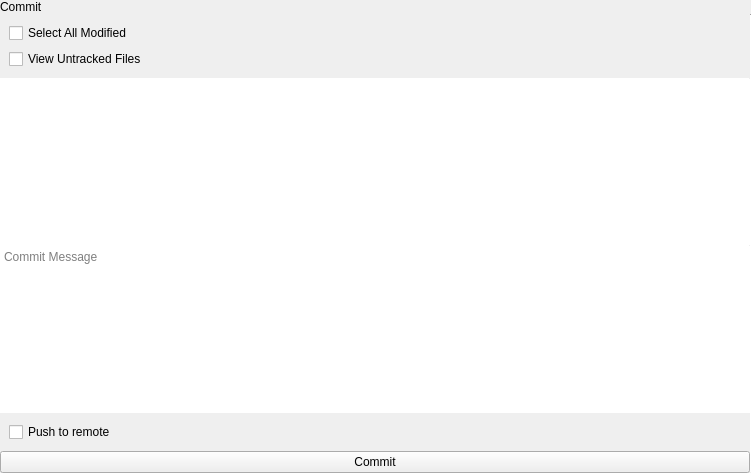
This is libthebranch/popovers/snapins/commitsnapin.ui in theCheeseboard/theBranch as Qt 5 draws it before an edit. The edited form follows.
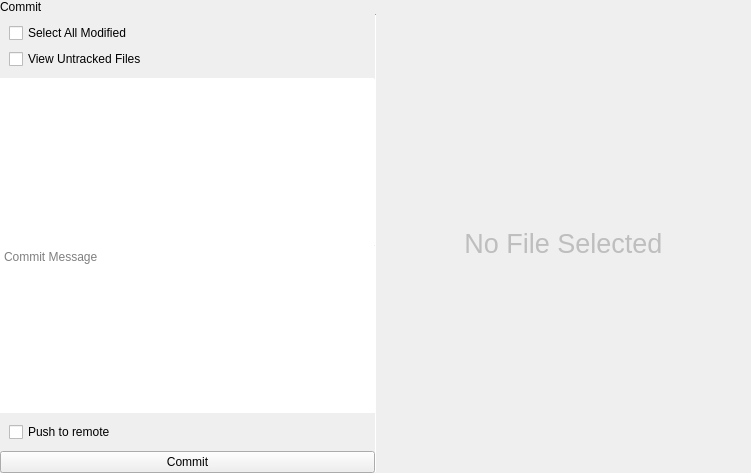
This is the edited form. The open tabs and pages were chosen to show the change. Icons and pictures are not drawn. Custom widgets are drawn as their Qt base class.

Commit message: Show diff in commit snapin

```diff
--- a/libthebranch/popovers/snapins/commitsnapin.ui
+++ b/libthebranch/popovers/snapins/commitsnapin.ui
@@ -201,7 +201,55 @@
           </widget>
          </item>
          <item>
-          <widget class="QWidget" name="widget_2" native="true"/>
+          <widget class="tStackedWidget" name="diffStack">
+           <property name="sizePolicy">
+            <sizepolicy hsizetype="Expanding" vsizetype="Preferred">
+             <horstretch>0</horstretch>
+             <verstretch>0</verstretch>
+            </sizepolicy>
+           </property>
+           <widget class="TextMergeTool" name="textDiffPage">
+            <layout class="QVBoxLayout" name="verticalLayout_7">
+             <property name="spacing">
+              <number>0</number>
+             </property>
+             <property name="leftMargin">
+              <number>0</number>
+             </property>
+             <property name="topMargin">
+              <number>0</number>
+             </property>
+             <property name="rightMargin">
+              <number>0</number>
+             </property>
+             <property name="bottomMargin">
+              <number>0</number>
+             </property>
+            </layout>
+           </widget>
+           <widget class="QWidget" name="noFilePage">
+            <layout class="QVBoxLayout" name="verticalLayout_8">
+             <item>
+              <widget class="QLabel" name="label">
+               <property name="enabled">
+                <bool>false</bool>
+               </property>
+               <property name="font">
+                <font>
+                 <pointsize>20</pointsize>
+                </font>
+               </property>
+               <property name="text">
+                <string>No File Selected</string>
+               </property>
+               <property name="alignment">
+                <set>Qt::AlignCenter</set>
+               </property>
+              </widget>
+             </item>
+            </layout>
+           </widget>
+          </widget>
          </item>
         </layout>
        </item>
@@ -339,6 +387,12 @@
    <extends>QLabel</extends>
    <header location="global">tsubtitlelabel.h</header>
   </customwidget>
+  <customwidget>
+   <class>TextMergeTool</class>
+   <extends>QWidget</extends>
+   <header location="global">merge/textmergetool.h</header>
+   <container>1</container>
+  </customwidget>
  </customwidgets>
  <tabstops>
   <tabstop>modifiedFilesEdit</tabstop>
```
The commit also changes 24 other files.
